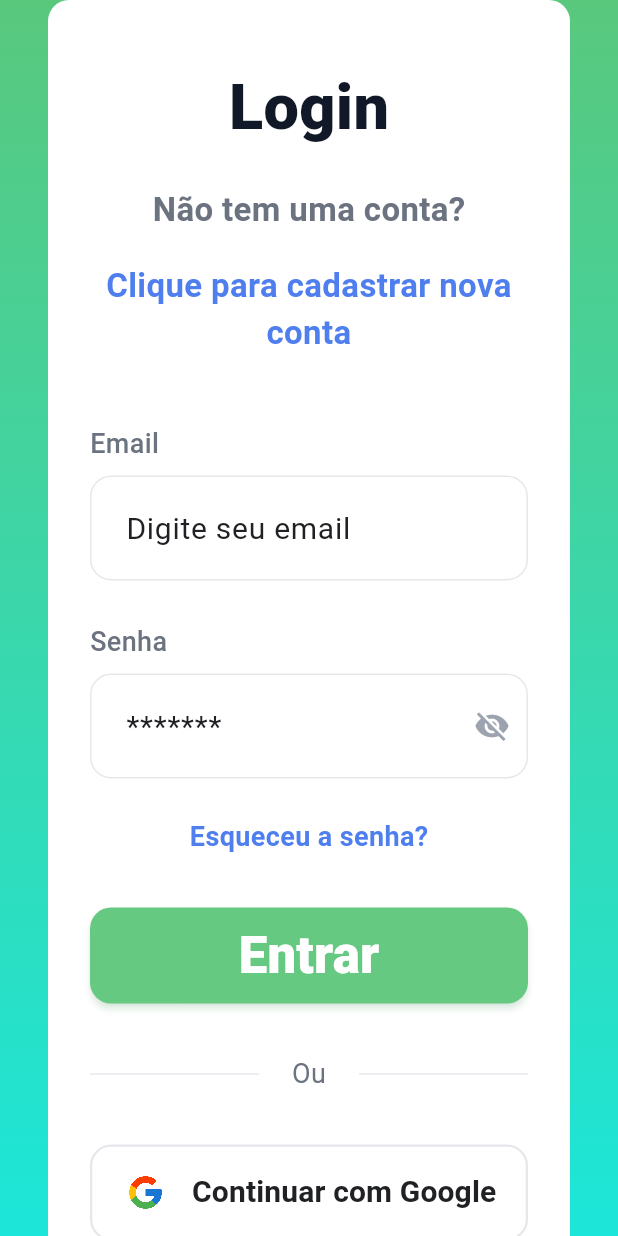
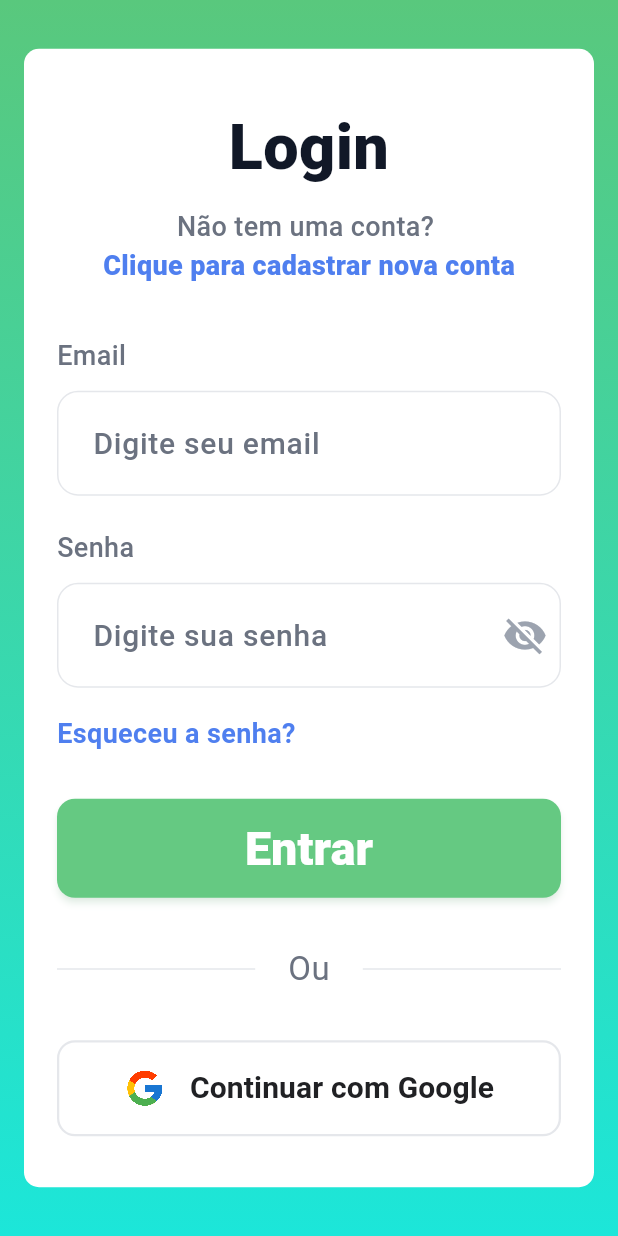
Before and after one commit to pedroabreu-netizen/DISPOSITIVOS-M-VEIS-GP0029VNO07A, a Flutter app: the screen it shows after launch, on a phone screen of 412 x 824 dp. Run offline on Flutter 3.47's test engine with Material 3 defaults, Android fonts, the phone set to English and light mode, and no system bars; our stand-ins replace cloud_firestore, file_picker, firebase_auth, firebase_core, google_sign_in, shared_preferences and 1 more; accounts and stored records are empty.

Commit message:
refactor(login): ajusta fluxo e layout responsivo

```diff
--- a/lib/page_login.dart
+++ b/lib/page_login.dart
@@ -1,7 +1,5 @@
 import 'package:flutter/material.dart';
 import 'package:firebase_auth/firebase_auth.dart';
-import 'package:flutter/services.dart';
-import 'package:google_sign_in/google_sign_in.dart';
 
 import 'page_cadastro.dart';
 import 'page_home.dart';
@@ -10,7 +8,6 @@ import 'services/auth_service.dart';
 import 'utils/app_colors.dart';
 import 'widgets/custom_text_field.dart';
 import 'widgets/social_login_button.dart';
-import '../services/auth_service.dart';
 
 class LoginPage extends StatefulWidget {
   const LoginPage({super.key});
@@ -38,69 +35,95 @@ class _LoginPageState extends State<LoginPage> {
           ),
         ),
         child: SafeArea(
-          child: Center(
+          child: LayoutBuilder(
+            builder: (context, constraints) {
+              final isCompact = constraints.maxWidth < 390;
+              final isShort = constraints.maxHeight < 720;
+              final pagePadding = EdgeInsets.symmetric(
+                horizontal: isCompact ? 12 : 16,
+                vertical: isShort ? 14 : 20,
+              );
+              final cardPadding = EdgeInsets.fromLTRB(
+                isCompact ? 18 : 22,
+                isShort ? 28 : 36,
+                isCompact ? 18 : 22,
+                isShort ? 26 : 34,
+              );
+
+              return Center(
                 child: SingleChildScrollView(
-              padding: const EdgeInsets.symmetric(horizontal: 32),
+                  padding: pagePadding,
+                  child: ConstrainedBox(
+                    constraints: const BoxConstraints(maxWidth: 680),
                     child: Container(
-                padding: const EdgeInsets.fromLTRB(28, 42, 28, 36),
+                      padding: cardPadding,
                       decoration: BoxDecoration(
                         color: AppColors.cardBackground,
-                  borderRadius: BorderRadius.circular(14),
+                        borderRadius: BorderRadius.circular(10),
                       ),
                       child: Column(
                         mainAxisSize: MainAxisSize.min,
+                        crossAxisAlignment: CrossAxisAlignment.stretch,
                         children: [
                           const Text(
                             'Login',
+                            textAlign: TextAlign.center,
                             style: TextStyle(
                               fontSize: 42,
                               fontWeight: FontWeight.w800,
                               color: AppColors.title,
                             ),
                           ),
-                    const SizedBox(height: 22),
+                          const SizedBox(height: 10),
+                          Wrap(
+                            alignment: WrapAlignment.center,
+                            crossAxisAlignment: WrapCrossAlignment.center,
+                            children: [
                               const Text(
-                      'Não tem uma conta?',
+                                'Não tem uma conta? ',
                                 style: TextStyle(
-                        fontSize: 22,
-                        fontWeight: FontWeight.w600,
+                                  fontSize: 18,
+                                  fontWeight: FontWeight.w500,
                                   color: AppColors.secondaryText,
                                 ),
                               ),
-                    const SizedBox(height: 20),
                               GestureDetector(
                                 onTap: () {
                                   Navigator.of(context).push(
                                     MaterialPageRoute(
-                            builder: (context) => const CadastroPage(),
+                                      builder: (context) =>
+                                          const CadastroPage(),
                                     ),
                                   );
                                 },
                                 child: const Text(
                                   'Clique para cadastrar nova conta',
-                        textAlign: TextAlign.center,
                                   style: TextStyle(
-                          fontSize: 22,
-                          fontWeight: FontWeight.w700,
+                                    fontSize: 18,
+                                    fontWeight: FontWeight.w800,
                                     color: AppColors.link,
                                   ),
                                 ),
                               ),
-                    const SizedBox(height: 46),
+                            ],
+                          ),
+                          SizedBox(height: isShort ? 28 : 34),
                           _label('Email'),
-                    const SizedBox(height: 8),
-                    CustomTextField(
+                          const SizedBox(height: 10),
+                          _loginTextField(
                             controller: emailController,
                             hintText: 'Digite seu email',
+                            keyboardType: TextInputType.emailAddress,
                           ),
-                    const SizedBox(height: 28),
+                          SizedBox(height: isShort ? 18 : 22),
                           _label('Senha'),
-                    const SizedBox(height: 8),
-                    CustomTextField(
+                          const SizedBox(height: 10),
+                          _loginTextField(
                             controller: senhaController,
-                      hintText: '*******',
+                            hintText: 'Digite sua senha',
                             obscureText: esconderSenha,
                             suffixIcon: IconButton(
+                              iconSize: 30,
                               icon: Icon(
                                 esconderSenha
                                     ? Icons.visibility_off
@@ -114,12 +137,13 @@ class _LoginPageState extends State<LoginPage> {
                               },
                             ),
                           ),
-                    const SizedBox(height: 26),
+                          const SizedBox(height: 18),
                           GestureDetector(
                             onTap: () {
                               Navigator.of(context).push(
                                 MaterialPageRoute(
-                            builder: (context) => const ForgotPasswordScreen(),
+                                  builder: (context) =>
+                                      const ForgotPasswordScreen(),
                                 ),
                               );
                             },
@@ -132,64 +156,40 @@ class _LoginPageState extends State<LoginPage> {
                               ),
                             ),
                           ),
-                    const SizedBox(height: 34),
+                          SizedBox(height: isShort ? 24 : 30),
                           SizedBox(
                             width: double.infinity,
-                      height: 64,
+                            height: 66,
                             child: ElevatedButton(
-                        onPressed: () async {
-                          try {
-                            await FirebaseAuth.instance
-                                .signInWithEmailAndPassword(
+                              onPressed: () {
+                                _autenticar(() async {
+                                  await AuthService().entrar(
                                     email: emailController.text.trim(),
-                                  password: senhaController.text.trim(),
+                                    senha: senhaController.text.trim(),
                                   );
-
-                            Navigator.of(context).pushReplacement(
-                              MaterialPageRoute(
-                                builder: (context) => const HomePage(),
-                              ),
-                            );
-                          } on FirebaseAuthException catch (e) {
-                            if (!context.mounted) {
-                              return;
-                            }
-
-                            ScaffoldMessenger.of(context).showSnackBar(
-                              SnackBar(
-                                content: Text(
-                                  e.message ?? 'Erro ao fazer login',
-                                ),
-                              ),
-                            );
-                          } catch (e) {
-                            ScaffoldMessenger.of(context).showSnackBar(
-                              SnackBar(content: Text(e.toString())),
-                            );
-                          }
+                                });
                               },
                               style: ElevatedButton.styleFrom(
                                 backgroundColor: AppColors.buttonBackground,
                                 foregroundColor: AppColors.buttonText,
-                          shadowColor: AppColors.buttonBackground.withValues(
-                            alpha: 0.35,
-                          ),
+                                shadowColor: AppColors.buttonBackground
+                                    .withValues(alpha: 0.28),
                                 shape: RoundedRectangleBorder(
-                            borderRadius: BorderRadius.circular(14),
+                                  borderRadius: BorderRadius.circular(12),
                                 ),
                                 elevation: 2,
                               ),
                               child: const Text(
                                 'Entrar',
                                 style: TextStyle(
-                            fontSize: 34,
+                                  fontSize: 31,
                                   fontWeight: FontWeight.w800,
                                   color: AppColors.buttonText,
                                 ),
                               ),
                             ),
                           ),
-                    const SizedBox(height: 34),
+                          SizedBox(height: isShort ? 26 : 32),
                           Row(
                             children: const [
                               Expanded(
@@ -203,7 +203,7 @@ class _LoginPageState extends State<LoginPage> {
                                 child: Text(
                                   'Ou',
                                   style: TextStyle(
-                              fontSize: 18,
+                                    fontSize: 22,
                                     color: AppColors.secondaryText,
                                   ),
                                 ),
@@ -216,21 +216,30 @@ class _LoginPageState extends State<LoginPage> {
                               ),
                             ],
                           ),
-                    const SizedBox(height: 34),
-                    SocialLoginButton(onPressed: _entrarComGoogle),
+                          SizedBox(height: isShort ? 26 : 32),
+                          SocialLoginButton(
+                            onPressed: () {
+                              _autenticar(() async {
+                                await AuthService().entrarComGoogle();
+                              });
+                            },
+                          ),
                         ],
                       ),
                     ),
                   ),
+                ),
+              );
+            },
           ),
         ),
       ),
     );
   }
 
-  Future<void> _entrarComGoogle() async {
+  Future<void> _autenticar(Future<void> Function() login) async {
     try {
-      await AuthService().entrarComGoogle();
+      await login();
 
       if (!mounted) {
         return;
@@ -239,67 +248,9 @@ class _LoginPageState extends State<LoginPage> {
       Navigator.of(context).pushReplacement(
         MaterialPageRoute(builder: (context) => const HomePage()),
       );
-    } on GoogleSignInException catch (e) {
-      _mostrarErro(_mensagemErroGoogle(e));
-    } on FirebaseAuthException catch (e) {
-      _mostrarErro(_mensagemErroFirebase(e));
-    } on PlatformException catch (e) {
-      _mostrarErro(_mensagemErroPlataforma(e));
-    } catch (_) {
-      _mostrarErro(
-        'Não foi possível entrar com Google. Verifique sua conexão e tente novamente.',
-      );
+    } catch (e) {
+      _mostrarErro(_mensagemErro(e));
     }
-  }
-
-  String _mensagemErroGoogle(GoogleSignInException e) {
-    switch (e.code) {
-      case GoogleSignInExceptionCode.canceled:
-        return 'Login com Google cancelado.';
-      case GoogleSignInExceptionCode.interrupted:
-        return 'Login com Google interrompido. Tente novamente.';
-      case GoogleSignInExceptionCode.clientConfigurationError:
-      case GoogleSignInExceptionCode.providerConfigurationError:
-        return 'Google Sign-In não está configurado corretamente.';
-      case GoogleSignInExceptionCode.uiUnavailable:
-        return 'Não foi possível abrir a seleção de conta Google.';
-      case GoogleSignInExceptionCode.userMismatch:
-        return 'Credencial Google inválida para este usuário.';
-      default:
-        return e.description ?? 'Erro ao entrar com Google.';
-    }
-  }
-
-  String _mensagemErroFirebase(FirebaseAuthException e) {
-    switch (e.code) {
-      case 'network-request-failed':
-        return 'Falha de conexão. Verifique sua internet e tente novamente.';
-      case 'invalid-credential':
-      case 'wrong-password':
-      case 'user-not-found':
-        return 'Credencial inválida.';
-      case 'account-exists-with-different-credential':
-        return 'Já existe uma conta com esse e-mail usando outro método de login.';
-      case 'popup-closed-by-user':
-      case 'cancelled-popup-request':
-        return 'Login com Google cancelado.';
-      default:
-        return e.message ?? 'Erro ao entrar com Google.';
-    }
-  }
-
-  String _mensagemErroPlataforma(PlatformException e) {
-    final codigo = e.code.toLowerCase();
-
-    if (codigo.contains('network')) {
-      return 'Falha de conexão. Verifique sua internet e tente novamente.';
-    }
-
-    if (codigo.contains('canceled') || codigo.contains('cancelled')) {
-      return 'Login com Google cancelado.';
-    }
-
-    return e.message ?? 'Erro ao entrar com Google.';
   }
 
   void _mostrarErro(String mensagem) {
@@ -312,17 +263,49 @@ class _LoginPageState extends State<LoginPage> {
     ).showSnackBar(SnackBar(content: Text(mensagem)));
   }
 
+  String _mensagemErro(Object erro) {
+    if (erro is FirebaseAuthException) {
+      return erro.message ?? 'Erro ao fazer login.';
+    }
+
+    return erro.toString().replaceFirst('Exception: ', '');
+  }
+
+  Widget _loginTextField({
+    required TextEditingController controller,
+    required String hintText,
+    bool obscureText = false,
+    TextInputType? keyboardType,
+    Widget? suffixIcon,
+  }) {
+    return CustomTextField(
+      controller: controller,
+      hintText: hintText,
+      obscureText: obscureText,
+      keyboardType: keyboardType,
+      suffixIcon: suffixIcon,
+      textStyle: const TextStyle(
+        fontSize: 20,
+        fontWeight: FontWeight.w600,
+        color: AppColors.fieldText,
+      ),
+      hintStyle: const TextStyle(
+        fontSize: 20,
+        fontWeight: FontWeight.w500,
+        color: AppColors.secondaryText,
+      ),
+      contentPadding: const EdgeInsets.symmetric(horizontal: 20, vertical: 20),
+    );
+  }
+
   Widget _label(String texto) {
-    return Align(
-      alignment: Alignment.centerLeft,
-      child: Text(
+    return Text(
       texto,
       style: const TextStyle(
         fontSize: 18,
         color: AppColors.secondaryText,
         fontWeight: FontWeight.w500,
       ),
-      ),
     );
   }
 }
--- a/lib/widgets/social_login_button.dart
+++ b/lib/widgets/social_login_button.dart
@@ -17,7 +17,7 @@ class SocialLoginButton extends StatelessWidget {
         style: OutlinedButton.styleFrom(
           side: const BorderSide(color: AppColors.fieldBorder, width: 1.5),
           shape: RoundedRectangleBorder(
-            borderRadius: BorderRadius.circular(14),
+            borderRadius: BorderRadius.circular(12),
           ),
         ),
         child: Row(
@@ -25,19 +25,25 @@ class SocialLoginButton extends StatelessWidget {
           children: [
             Image.asset(
               'assets/images/google_logo.png',
-              width: 26,
-              height: 26,
+              width: 28,
+              height: 28,
               fit: BoxFit.contain,
               filterQuality: FilterQuality.high,
               excludeFromSemantics: true,
             ),
-            const SizedBox(width: 18),
-            const Text(
-              'Continuar com Google',
-              style: TextStyle(
-                fontSize: 20,
-                fontWeight: FontWeight.w700,
-                color: AppColors.fieldText,
+            const SizedBox(width: 16),
+            const Flexible(
+              child: FittedBox(
+                fit: BoxFit.scaleDown,
+                child: Text(
+                  'Continuar com Google',
+                  maxLines: 1,
+                  style: TextStyle(
+                    fontSize: 20,
+                    fontWeight: FontWeight.w700,
+                    color: AppColors.fieldText,
+                  ),
+                ),
               ),
             ),
           ],
```
Lines whose indentation alone changed are shown as unchanged.
